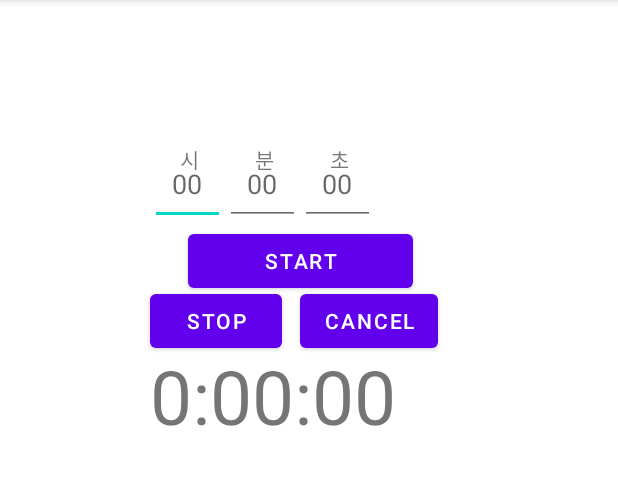
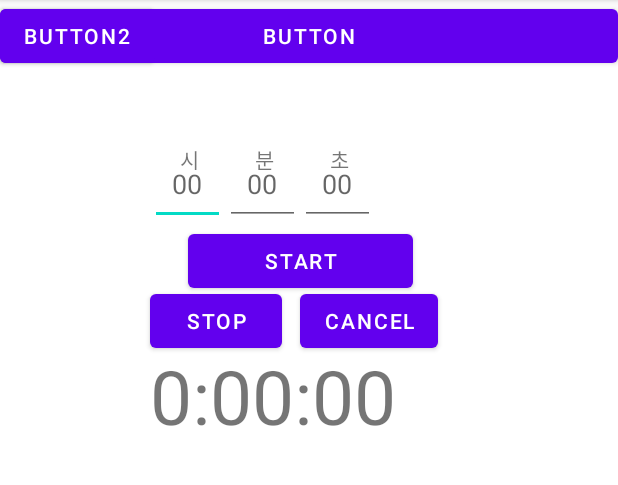
Before and after one commit to leejunho0626/Team6, an Android app: the screen it shows after launch (MainActivity), on a phone screen of 412 x 824 dp, the part 84-569 px from its top. Run offline under Robolectric (Android 15) with nearby library versions, the phone set to English and light mode, and no system bars.

Commit message:
잠금화면, 만보기

```diff
--- a/app/build.gradle
+++ b/app/build.gradle
@@ -36,4 +36,5 @@ dependencies {
     testImplementation 'junit:junit:4.+'
     androidTestImplementation 'androidx.test.ext:junit:1.1.3'
     androidTestImplementation 'androidx.test.espresso:espresso-core:3.4.0'
+    implementation 'com.google.android.gms:play-services-location:17.1.0'
 }
--- a/app/src/main/java/com/example/timerpush/MainActivity.java
+++ b/app/src/main/java/com/example/timerpush/MainActivity.java
@@ -2,6 +2,7 @@ package com.example.timerpush;
 
 import androidx.appcompat.app.AppCompatActivity;
 
+import android.content.Intent;
 import android.media.Ringtone;
 import android.media.RingtoneManager;
 import android.net.Uri;
@@ -50,10 +51,29 @@ public class MainActivity extends AppCompatActivity {
     FrameLayout setting;
     FrameLayout timer;
 
+    private Button onBtn, offBtn;
+
     @Override
     protected void onCreate(Bundle saveInstanceStat) {
         super.onCreate(saveInstanceStat);
         setContentView(R.layout.activity_main);
+        onBtn= (Button)findViewById(R.id.button);
+        offBtn= (Button)findViewById(R.id.button2);
+        onBtn.setOnClickListener(new View.OnClickListener(){
+            @Override
+            public void onClick(View v) {
+                Intent intent = new Intent(getApplicationContext(), ScreenService.class);
+                startService(intent);
+            }
+
+        });
+        offBtn.setOnClickListener(new View.OnClickListener(){
+            @Override
+            public void onClick(View v) {
+                Intent intent = new Intent(getApplicationContext(), ScreenService.class);
+                stopService(intent);
+            }
+        });
 
         cntText = findViewById(R.id.cnt_text);
         startBtn = findViewById(R.id.cntdown_btn);
@@ -141,7 +161,7 @@ public class MainActivity extends AppCompatActivity {
 
                 @Override
                 public void onFinish() {
-                    showNotify();
+                    showNoti();
                 }
             }.start();
 
@@ -174,7 +194,7 @@ public class MainActivity extends AppCompatActivity {
             cntText.setText(timeLeftText);
         }
 
-    public void showNotify(){
+    public void showNoti(){
         Vibrator vib = (Vibrator)getSystemService(VIBRATOR_SERVICE);
         Uri ringing = RingtoneManager.getDefaultUri(RingtoneManager.TYPE_NOTIFICATION);
 
--- a/app/src/main/res/layout/activity_main.xml
+++ b/app/src/main/res/layout/activity_main.xml
@@ -113,6 +113,23 @@
 
                 android:text="Start" />
 
+            <Button
+                android:id="@+id/button"
+                android:layout_width="match_parent"
+                android:layout_height="wrap_content"
+                android:text="Button"
+                app:layout_constraintBottom_toBottomOf="parent"
+                app:layout_constraintStart_toStartOf="parent"
+                app:layout_constraintTop_toTopOf="parent" />
+
+            <Button
+                android:id="@+id/button2"
+                android:layout_width="wrap_content"
+                android:layout_height="wrap_content"
+                android:text="Button2"
+                app:layout_constraintBottom_toBottomOf="parent"
+                app:layout_constraintEnd_toEndOf="parent"
+                app:layout_constraintTop_toTopOf="parent" />
         </FrameLayout>
 
     </FrameLayout>
```
Also changed, not shown: app/src/main/AndroidManifest.xml (+7 -0 lines), app/src/main/java/com/example/timerpush/LockScreenActivity.java (added, +107 -0 lines), app/src/main/java/com/example/timerpush/ScreenReceiver.java (added, +16 -0 lines), app/src/main/java/com/example/timerpush/ScreenService.java (added, +42 -0 lines), app/src/main/res/layout/activity_lock_screen.xml (added, +54 -0 lines).
